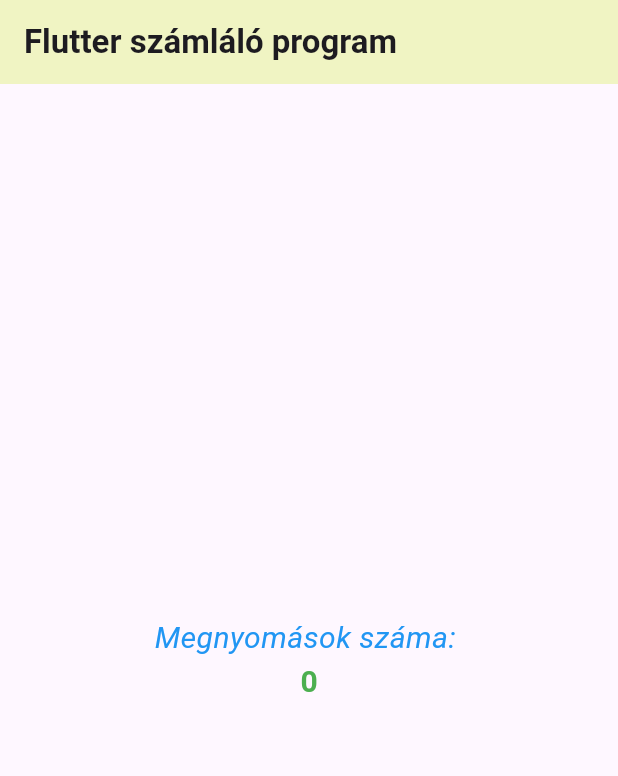
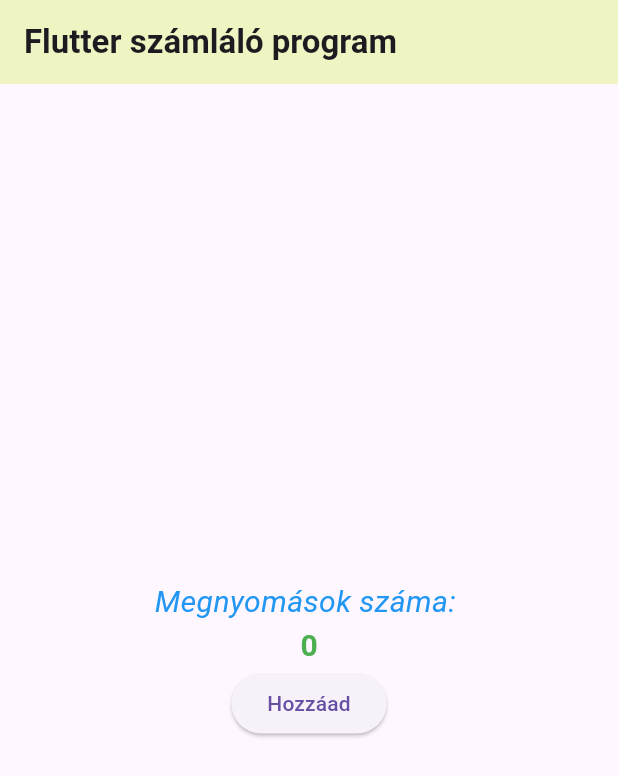
Before and after one commit to dajkagabi/Counter-Flutter-2024, a Flutter app: the screen it shows after launch, on a phone screen of 412 x 824 dp. Shown: the top 776 px of the screen. Run offline on Flutter 3.47's test engine with Material 3 defaults, Android fonts, the phone set to English and light mode, and no system bars.

Commit message:
Egy minimal számláló, (hozzáad + 1)

```diff
--- a/lib/pages/counter_page.dart
+++ b/lib/pages/counter_page.dart
@@ -52,6 +52,9 @@ class _CounterPageState extends State<CounterPage> {
                   fontWeight: FontWeight.bold,
                   color: Colors.green),
             ),
+            //Gomb
+            ElevatedButton(
+                onPressed: _incrementCounter, child: Text("Hozzáad")),
           ],
         ),
       ),
```
